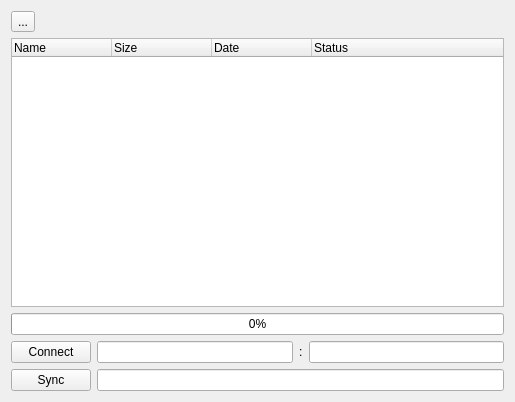
First picture: the form in fileclient/clientwidget.ui, repository Che1012/qtFileServer, before the edit.
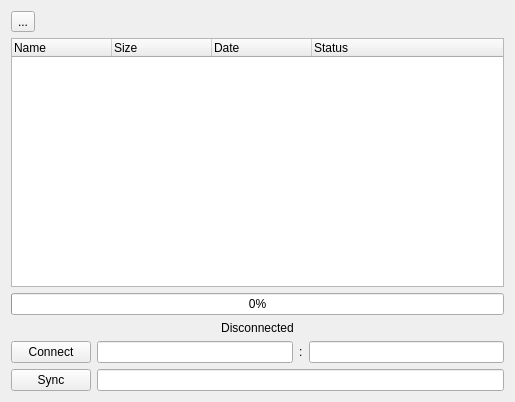
Second picture: the form after the edit.

Commit message: added connection status at client, refactored tcphandler

Patch:
```diff
--- a/fileclient/clientwidget.ui
+++ b/fileclient/clientwidget.ui
@@ -60,6 +60,16 @@
      </property>
     </widget>
    </item>
+   <item>
+    <widget class="QLabel" name="statusLabel">
+     <property name="text">
+      <string>Disconnected</string>
+     </property>
+     <property name="alignment">
+      <set>Qt::AlignCenter</set>
+     </property>
+    </widget>
+   </item>
    <item>
     <layout class="QGridLayout" name="gridLayout">
      <item row="1" column="1">
```
The commit also changes 8 other files.
